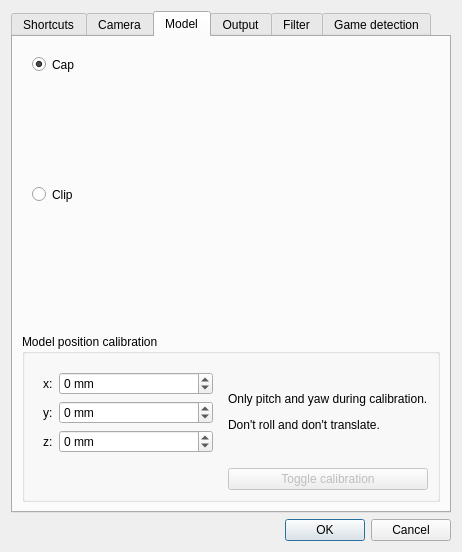
This is facetracknoir/settings.ui in opentrack/opentrack as Qt 5 draws it before an edit. The edited form follows.
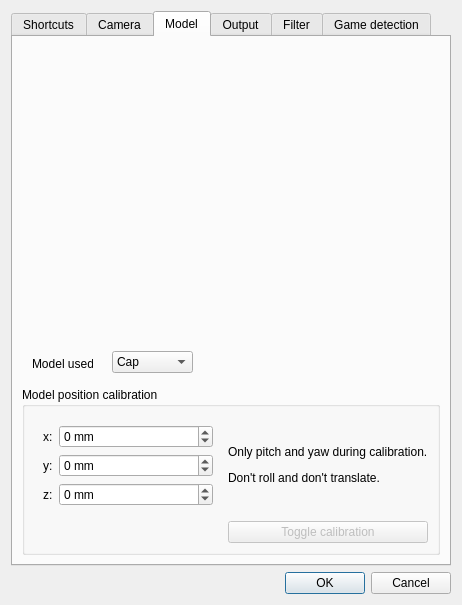
This is the edited form. The open tabs and pages were chosen to show the change. Icons and pictures are not drawn. Custom widgets are drawn as their Qt base class.

Patch:
```diff
--- a/facetracknoir/settings.ui
+++ b/facetracknoir/settings.ui
@@ -7,7 +7,7 @@
     <x>0</x>
     <y>0</y>
     <width>462</width>
-    <height>522</height>
+    <height>605</height>
    </rect>
   </property>
   <property name="windowTitle">
@@ -629,42 +629,13 @@
          <property name="title">
           <string/>
          </property>
-         <widget class="QRadioButton" name="model_cap">
-          <property name="geometry">
-           <rect>
-            <x>10</x>
-            <y>10</y>
-            <width>82</width>
-            <height>17</height>
-           </rect>
-          </property>
-          <property name="text">
-           <string>Cap</string>
-          </property>
-          <property name="checked">
-           <bool>true</bool>
-          </property>
-         </widget>
-         <widget class="QRadioButton" name="model_clip">
-          <property name="geometry">
-           <rect>
-            <x>10</x>
-            <y>140</y>
-            <width>82</width>
-            <height>17</height>
-           </rect>
-          </property>
-          <property name="text">
-           <string>Clip</string>
-          </property>
-         </widget>
          <widget class="QLabel" name="label_3">
           <property name="geometry">
            <rect>
-            <x>80</x>
-            <y>0</y>
-            <width>171</width>
-            <height>121</height>
+            <x>40</x>
+            <y>40</y>
+            <width>206</width>
+            <height>156</height>
            </rect>
           </property>
           <property name="text">
@@ -680,10 +651,10 @@
          <widget class="QLabel" name="label_4">
           <property name="geometry">
            <rect>
-            <x>70</x>
-            <y>130</y>
-            <width>201</width>
-            <height>161</height>
+            <x>135</x>
+            <y>150</y>
+            <width>221</width>
+            <height>191</height>
            </rect>
           </property>
           <property name="text">
@@ -696,6 +667,39 @@
            <bool>true</bool>
           </property>
          </widget>
+         <widget class="QLabel" name="label_31">
+          <property name="geometry">
+           <rect>
+            <x>10</x>
+            <y>310</y>
+            <width>61</width>
+            <height>16</height>
+           </rect>
+          </property>
+          <property name="text">
+           <string>Model used</string>
+          </property>
+         </widget>
+         <widget class="QComboBox" name="model_used">
+          <property name="geometry">
+           <rect>
+            <x>90</x>
+            <y>305</y>
+            <width>81</width>
+            <height>22</height>
+           </rect>
+          </property>
+          <item>
+           <property name="text">
+            <string>Cap</string>
+           </property>
+          </item>
+          <item>
+           <property name="text">
+            <string>Clip</string>
+           </property>
+          </item>
+         </widget>
         </widget>
        </item>
        <item>
```
Left out of the diff: 17 changed lines with no effect on the pictures.
